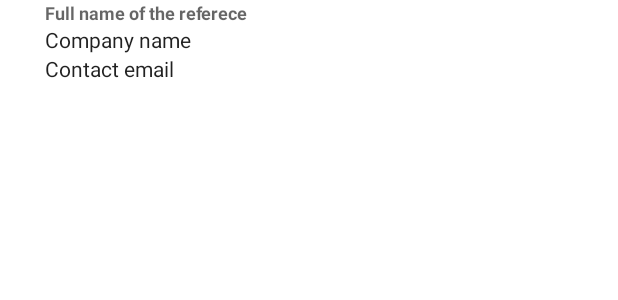
After one commit to mughalasim/cv, an Android app: the layout widget_reference.xml on its own in the app's theme, with its tools: preview values and no code run, on a phone screen of 412 x 824 dp. The commit adds this screen. Shown: the top 300 px of the screen. Run offline under Robolectric (Android 15) with nearby library versions, the phone set to English and light mode, and no system bars.

Commit message:
Added release signing, date time formatting, link handling and reference UI

```diff
--- a/app/src/main/kotlin/mughalasim/my/cv/data/models/ResponseModel.kt
+++ b/app/src/main/kotlin/mughalasim/my/cv/data/models/ResponseModel.kt
@@ -5,7 +5,7 @@ data class ResponseModel (
     val skills: List<SkillModel>,
     val works: List<ExperienceModel>,
     val educations: List<ExperienceModel>,
-    val references: List<ExperienceModel>,
+    val references: List<ReferenceModel>,
     ){
     constructor() : this(DescriptionModel(), listOf(), listOf(), listOf(), listOf()) {}
 }
--- a/app/src/main/kotlin/mughalasim/my/cv/ui/adapter/RecyclerData.kt
+++ b/app/src/main/kotlin/mughalasim/my/cv/ui/adapter/RecyclerData.kt
@@ -2,6 +2,7 @@ package mughalasim.my.cv.ui.adapter
 
 import mughalasim.my.cv.data.models.DescriptionModel
 import mughalasim.my.cv.data.models.ExperienceModel
+import mughalasim.my.cv.data.models.ReferenceModel
 import mughalasim.my.cv.data.models.SkillModel
 
 data class RecyclerData (
@@ -10,6 +11,7 @@ data class RecyclerData (
     val skill : SkillModel? = null,
     val work : ExperienceModel? = null,
     val education : ExperienceModel? = null,
+    val reference : ReferenceModel? = null,
     val type: AdapterType
     )
 
--- /dev/null
+++ b/app/src/main/res/layout/widget_reference.xml
@@ -0,0 +1,46 @@
+<?xml version="1.0" encoding="utf-8"?>
+<androidx.constraintlayout.widget.ConstraintLayout xmlns:android="http://schemas.android.com/apk/res/android"
+    xmlns:app="http://schemas.android.com/apk/res-auto"
+    xmlns:tools="http://schemas.android.com/tools"
+    android:layout_width="match_parent"
+    android:layout_height="wrap_content"
+    android:layout_marginBottom="@dimen/padding_medium"
+    android:orientation="vertical">
+
+    <TextView
+        android:id="@+id/txt_full_name"
+        style="@style/TextSmallBold"
+        app:layout_constraintEnd_toEndOf="parent"
+        app:layout_constraintHorizontal_bias="0.0"
+        app:layout_constraintStart_toStartOf="@id/guideline"
+        app:layout_constraintTop_toTopOf="parent"
+        tools:text="Full name of the referece" />
+
+    <TextView
+        android:id="@+id/txt_company"
+        style="@style/TextNormal"
+        app:layout_constraintEnd_toEndOf="parent"
+        app:layout_constraintBottom_toTopOf="@id/txt_contact"
+        app:layout_constraintHorizontal_bias="0.0"
+        app:layout_constraintStart_toStartOf="@id/guideline"
+        app:layout_constraintTop_toBottomOf="@+id/txt_full_name"
+        tools:text="Company name" />
+
+    <TextView
+        android:id="@+id/txt_contact"
+        style="@style/TextNormal"
+        app:layout_constraintBottom_toBottomOf="parent"
+        app:layout_constraintEnd_toEndOf="parent"
+        app:layout_constraintHorizontal_bias="0.0"
+        app:layout_constraintStart_toStartOf="@id/guideline"
+        app:layout_constraintTop_toBottomOf="@+id/txt_company"
+        tools:text="Contact email" />
+
+    <androidx.constraintlayout.widget.Guideline
+        android:id="@+id/guideline"
+        android:layout_width="wrap_content"
+        android:layout_height="wrap_content"
+        android:orientation="vertical"
+        app:layout_constraintGuide_begin="@dimen/page_guide_left" />
+
+</androidx.constraintlayout.widget.ConstraintLayout>
```
Also changed, not shown: app/build.gradle (+16 -0 lines), app/src/main/kotlin/mughalasim/my/cv/data/models/ExperienceModel.kt (+11 -2 lines), app/src/main/kotlin/mughalasim/my/cv/data/models/ReferenceModel.kt (added, +9 -0 lines), app/src/main/kotlin/mughalasim/my/cv/ui/DateUtil.kt (added, +32 -0 lines), app/src/main/kotlin/mughalasim/my/cv/ui/MainActivity.kt (+7 -1 lines), app/src/main/kotlin/mughalasim/my/cv/ui/adapter/CustomAdapter.kt (+7 -6 lines), app/src/main/kotlin/mughalasim/my/cv/ui/widgets/DescriptionWidget.kt (+5 -5 lines), app/src/main/kotlin/mughalasim/my/cv/ui/widgets/ExperienceWidget.kt (+21 -10 lines), app/src/main/kotlin/mughalasim/my/cv/ui/widgets/LinkUtil.kt (added, +33 -0 lines), app/src/main/kotlin/mughalasim/my/cv/ui/widgets/ReferenceWidget.kt (added, +25 -0 lines), app/src/main/res/layout/list_item_recycler.xml (+8 -1 lines), app/src/main/res/values/strings.xml (+11 -0 lines), 2 other files.
